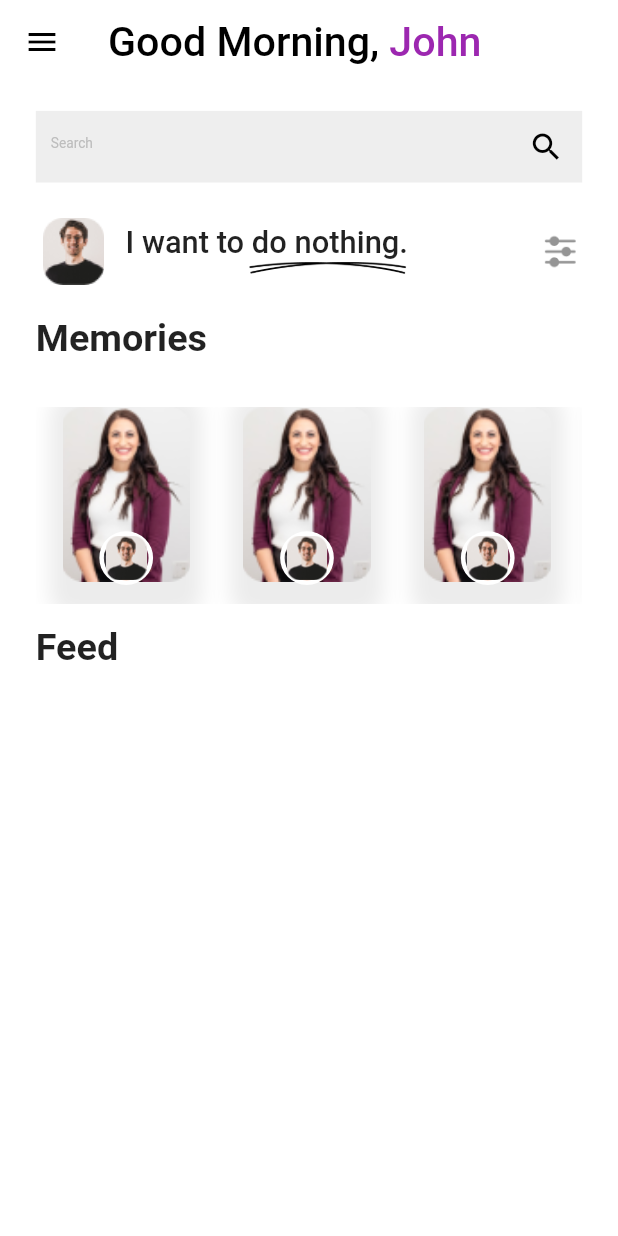
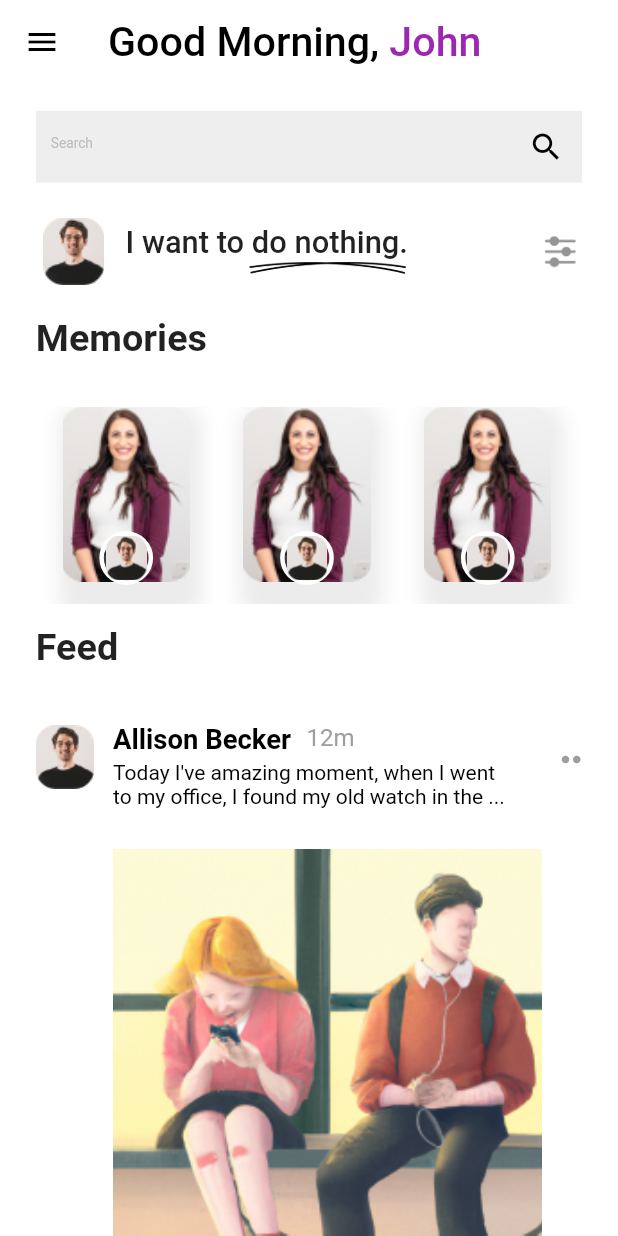
Before and after one commit to TalhaShakel/Chat-Gpt, a Flutter app: the HomeScreen screen opened directly, on a phone screen of 412 x 824 dp. Run offline on Flutter 3.47's test engine with Material 2 defaults, Android fonts, the light colour scheme and no system bars; our stand-ins replace cloud_firestore, firebase_auth, firebase_core, firebase_storage, flutter_easyloading, flutter_screenutil and 3 more; accounts and stored records are empty.

Commit message:
home commit update

```diff
--- a/lib/Screens/HomeScreens/HomeScreen.dart
+++ b/lib/Screens/HomeScreens/HomeScreen.dart
@@ -123,6 +123,148 @@ class HomeScreen extends StatelessWidget {
               ),
               12.h.heightBox,
               "Feed".text.size(22.sp).fontWeight(FontWeight.w600).make(),
+              30.h.heightBox,
+              Container(
+                child: Row(
+                  crossAxisAlignment: CrossAxisAlignment.start,
+                  children: [
+                    Container(
+                      height: 37.h,
+                      width: 34.w,
+                      child: Image.asset("assets/pp.png"),
+                    ),
+                    11.w.widthBox,
+                    Column(
+                      crossAxisAlignment: CrossAxisAlignment.start,
+                      children: [
+                        Row(
+                          crossAxisAlignment: CrossAxisAlignment.start,
+                          children: [
+                            Text(
+                              "Allison Becker",
+                              // overflow: TextOverflow.ellipsis,
+                              style: TextStyle(
+                                  fontSize: 16.sp,
+                                  fontWeight: FontWeight.w600,
+                                  color: Colors.black),
+                            ),
+                            9.w.widthBox,
+                            Text(
+                              "12m",
+                              style: TextStyle(
+                                  fontSize: 14.sp,
+                                  fontWeight: FontWeight.w400,
+                                  color: Colors.grey),
+                            ),
+                            // 40.w.widthBox,
+                          ],
+                        ),
+                        3.h.heightBox,
+                        Container(
+                          height: 34.h,
+                          width: 230.w,
+                          child:
+                              "Today I've amazing moment, when I went to my office, I found my old watch in the ..."
+                                  .text
+                                  .color(Colors.black)
+                                  .softWrap(true)
+                                  // .overflow(TextOverflow.ellipsis)
+                                  .make(),
+                        ),
+
+                        // Text(
+                        //   "Today I've amazing moment, when I went to my office, I found my old watch in the ...",
+                        //   style: TextStyle(
+                        //       fontSize: 12.sp,
+                        //       fontWeight: FontWeight.w500,
+                        //       color: Colors.black),
+                        //   softWrap: true,
+                        //   overflow: TextOverflow.ellipsis,
+                        // ),
+
+                        15.h.heightBox,
+                        Container(
+                            height: 216.h,
+                            width: 250.w,
+                            child: Image.asset(
+                              "assets/post.png",
+                              fit: BoxFit.cover,
+                            )),
+                        10.h.heightBox,
+                        Row(
+                          children: [
+                            Icon(
+                              Icons.thumb_up_outlined,
+                              color: Color(0xff6B6D7D),
+                              size: 20,
+                            ),
+                            5.w.widthBox,
+                            Text(
+                              "1201",
+                              style: TextStyle(
+                                  fontSize: 14.sp,
+                                  fontWeight: FontWeight.w500,
+                                  color: Colors.grey),
+                            ),
+                            29.w.widthBox,
+                            Icon(
+                              Icons.thumb_up_outlined,
+                              color: Color(0xff6B6D7D),
+                              size: 20,
+                            ),
+                            5.w.widthBox,
+                            Text(
+                              "24",
+                              style: TextStyle(
+                                  fontSize: 14.sp,
+                                  fontWeight: FontWeight.w500,
+                                  color: Colors.grey),
+                            ),
+                            29.w.widthBox,
+                            Icon(
+                              Icons.thumb_up_outlined,
+                              color: Color(0xff6B6D7D),
+                              size: 20,
+                            ),
+                            5.w.widthBox,
+                            Text(
+                              "Share",
+                              style: TextStyle(
+                                  fontSize: 14.sp,
+                                  fontWeight: FontWeight.w500,
+                                  color: Colors.grey),
+                            ),
+                          ],
+                        ),
+                      ],
+                    ),
+                    Expanded(
+                      child: PopupMenuButton(
+                        icon: Icon(
+                          Icons.more_horiz_outlined,
+                          color: Colors.grey,
+                          size: 30,
+                        ),
+                        itemBuilder: (context) {
+                          return [
+                            PopupMenuItem(
+                              value: 'edit',
+                              child: Text('Edit'),
+                            ),
+                            PopupMenuItem(
+                              value: 'delete',
+                              child: Text('Delete'),
+                            )
+                          ];
+                        },
+                        onSelected: (String value) {
+                          print('You Click on po up menu item');
+                        },
+                      ),
+                    ),
+                  ],
+                ),
+              ),
             ],
           ),
         ),
@@ -141,9 +283,9 @@ class HomeScreen extends StatelessWidget {
           boxShadow: [
             BoxShadow(
               color: Colors.grey.withOpacity(0.2),
-              spreadRadius: 8,
+              spreadRadius: 5,
               blurRadius: 11,
-              offset: Offset(0, 0), // changes position of shadow
+              offset: Offset(3, 5), // changes position of shadow
             ),
           ],
         ),
--- a/lib/SplashScreen.dart
+++ b/lib/SplashScreen.dart
@@ -24,10 +24,10 @@ class _SplashScrrenState extends State<SplashScrren> {
   @override
   Widget build(BuildContext context) {
     return Scaffold(
-      body: Container(
-        height: 257.h,
-        width: 257.w,
-        child: Center(
+      body: Center(
+        child: Container(
+          height: 257.h,
+          width: 257.w,
           child: Image.asset(
             "assets/b.png",
             fit: BoxFit.cover,
```
Also changed, not shown: assets/h.png (added), assets/msg.png (added), assets/post.png (added), assets/s.png (added).
